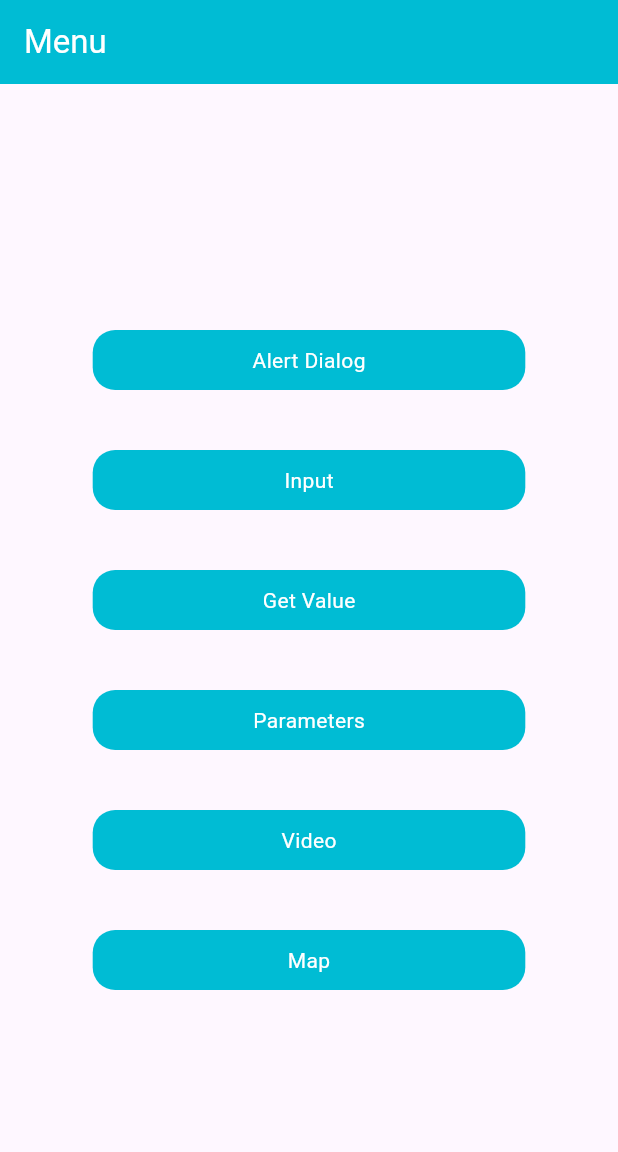
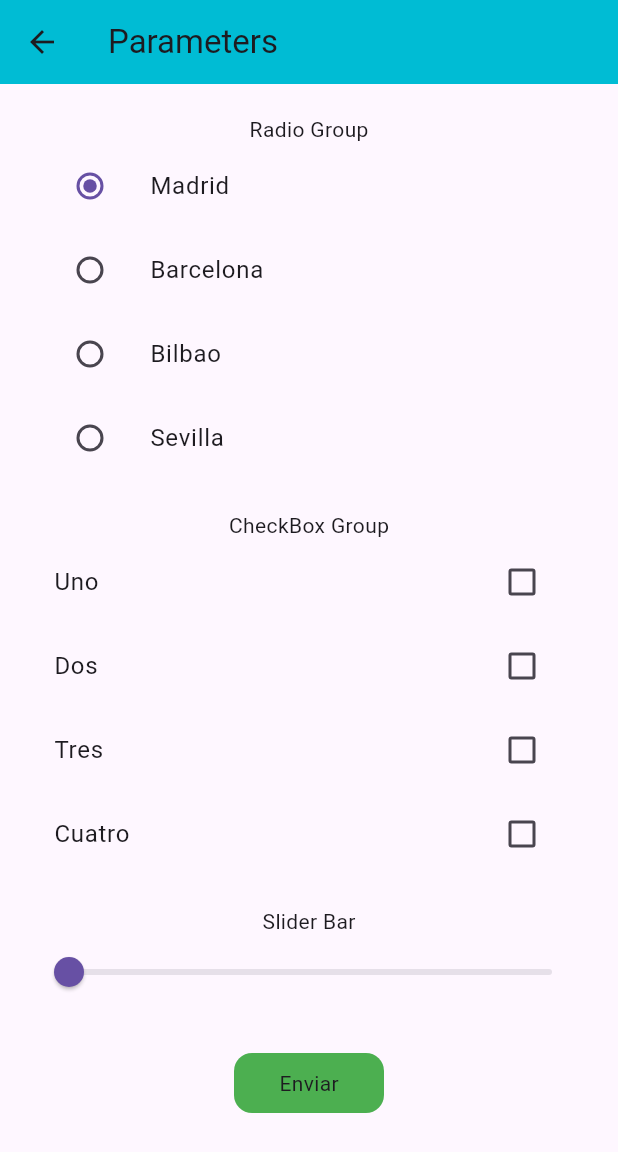
Before and after one commit to eloimoncho/tutorialFlutter, a Flutter app: the MenuPage screen opened directly, after a tap on "Parameters", on a phone screen of 412 x 824 dp. Shown: the top 1152 px of the screen. Run offline on Flutter 3.47's test engine with Material 3 defaults, Android fonts, the phone set to English and light mode, and no system bars.

Commit message:
Parameters

```diff
--- a/lib/pages/menu_page.dart
+++ b/lib/pages/menu_page.dart
@@ -1,6 +1,7 @@
 import 'package:flutter/material.dart';
 import 'package:tutorial/components/my_menu_button.dart';
 import 'package:tutorial/pages/input_page.dart';
+import 'package:tutorial/pages/parameters_page.dart';
 
 class MenuPage extends StatelessWidget {
   const MenuPage({super.key});
@@ -37,6 +38,7 @@ class MenuPage extends StatelessWidget {
       ),
       body: SafeArea(
         child: Center(
+          child: FittedBox(
             child: Column(
               mainAxisAlignment: MainAxisAlignment.center,
               children: [
@@ -46,7 +48,7 @@ class MenuPage extends StatelessWidget {
                 const SizedBox(height: 40,),
                 MyMenuButton(title: 'Get Value', onTap: (){}),
                 const SizedBox(height: 40,),
-              MyMenuButton(title: 'Parameters', onTap: (){}),
+                MyMenuButton(title: 'Parameters', onTap: (){Navigator.push(context, MaterialPageRoute(builder: (context) => const ParametersPage(),));}),
                 const SizedBox(height: 40,),
                 MyMenuButton(title: 'Video', onTap: (){}),
                 const SizedBox(height: 40,),
@@ -55,6 +57,7 @@ class MenuPage extends StatelessWidget {
             ),
           ),
         ),
+      ),
     );
   }
 }
--- /dev/null
+++ b/lib/pages/parameters_page.dart
@@ -0,0 +1,171 @@
+import 'package:flutter/material.dart';
+
+class ParametersPage extends StatefulWidget {
+  const ParametersPage({super.key});
+
+  @override
+  State<ParametersPage> createState() => _ParametersPageState();
+}
+
+class _ParametersPageState extends State<ParametersPage> {
+  List<String> options = ['Madrid', 'Barcelona', 'Bilbao', 'Sevilla'];
+  late String currentOption;
+  bool? isUno=false, isDos=false, isTres=false, isCuatro=false;
+  double sliderValue = 0.0;
+
+  @override
+  void initState() {
+    super.initState();
+    currentOption = options[0];
+  }
+
+  @override
+  Widget build(BuildContext context) {
+    return Scaffold(
+      appBar: AppBar(
+        backgroundColor: Colors.cyan,
+        title: const Text('Parameters'),
+      ),
+      body: SingleChildScrollView(
+        child: SafeArea(
+          child: Padding(
+            padding: const EdgeInsets.all(20.0),
+            child: Column(
+              children: [
+                const Center(child: Text('Radio Group')),
+                ListTile(
+                  title: const Text('Madrid'),
+                  leading: Radio(
+                    value: options[0],
+                    groupValue: currentOption,
+                    onChanged: (value) {
+                      setState(() {
+                        currentOption = value.toString();
+                      });
+                  },),
+                ),
+                ListTile(
+                  title: const Text('Barcelona'),
+                  leading: Radio(
+                    value: options[1],
+                    groupValue: currentOption,
+                    onChanged: (value) {
+                      setState(() {
+                        currentOption = value.toString();
+                      });
+                  },),
+                ),
+                ListTile(
+                  title: const Text('Bilbao'),
+                  leading: Radio(
+                    value: options[2],
+                    groupValue: currentOption,
+                    onChanged: (value) {
+                      setState(() {
+                        currentOption = value.toString();
+                      });
+                  },),
+                ),
+                ListTile(
+                  title: const Text('Sevilla'),
+                  leading: Radio(
+                    value: options[3],
+                    groupValue: currentOption,
+                    onChanged: (value) {
+                      setState(() {
+                        currentOption = value.toString();
+                      });
+                  },),
+                ),
+                const SizedBox(height: 20,),
+                const Center(child: Text('CheckBox Group'),),
+                CheckboxListTile(
+                  value: isUno,
+                  title: const Text('Uno'),
+                  onChanged: (value) {
+                  setState(() {
+                    isUno = value;
+                  });
+                },),
+                CheckboxListTile(
+                  value: isDos,
+                  title: const Text('Dos'),
+                  onChanged: (value) {
+                  setState(() {
+                    isDos = value;
+                  });
+                },),
+                CheckboxListTile(
+                  value: isTres,
+                  title: const Text('Tres'),
+                  onChanged: (value) {
+                  setState(() {
+                    isTres = value;
+                  });
+                },),
+                CheckboxListTile(
+                  value: isCuatro,
+                  title: const Text('Cuatro'),
+                  onChanged: (value) {
+                  setState(() {
+                    isCuatro = value;
+                  });
+                },),
+                const SizedBox(height: 20,),
+                const Center(child: Text('Slider Bar')),
+                Slider(
+                  divisions: 100,
+                  min: 0,
+                  max: 100,
+                  label: sliderValue.toStringAsFixed(1),
+                  value: sliderValue,
+                  onChanged: (value) {
+                  setState(() {
+                    sliderValue = value.roundToDouble();
+                  });
+                },),
+                const SizedBox(height: 30,),
+                InkWell(
+                  onTap: () {
+                    List<String> checkBoxResults = [];
+                    if(isUno!){checkBoxResults.add('Uno');}
+                    if(isDos!){checkBoxResults.add('Dos');}
+                    if(isTres!){checkBoxResults.add('Tres');}
+                    if(isCuatro!){checkBoxResults.add('Cuatro');}
+                    String message = 'Ciudad:  $currentOption, CheckBox: $checkBoxResults, SliderBar: $sliderValue';
+                    showDialog(
+                      context: context,
+                      builder: (BuildContext context) {
+                        return AlertDialog(
+                          title: Text('Mensaje'),
+                          content: Text(message),
+                          actions: <Widget>[
+                            TextButton(
+                              onPressed: () {
+                                Navigator.of(context).pop(); // Cierra el diálogo
+                              },
+                              child: Text('Aceptar'),
+                            ),
+                          ],
+                        );
+                      },
+                    );
+                  },
+                  child: Container(
+                    height: 40,
+                    width: 100,
+                    decoration: BoxDecoration(
+                      color: Colors.green,
+                      borderRadius: BorderRadius.circular(12),
+                    ),
+                    alignment: Alignment.center,
+                    child: const Text('Enviar'),
+                  ),
+                )
+            ]),
+          )
+        ,),
+      )
+    );
+  }
+}
```
Also changed, not shown: lib/pages/input_page.dart (+4 -4 lines). Lines whose indentation alone changed are shown as unchanged.
